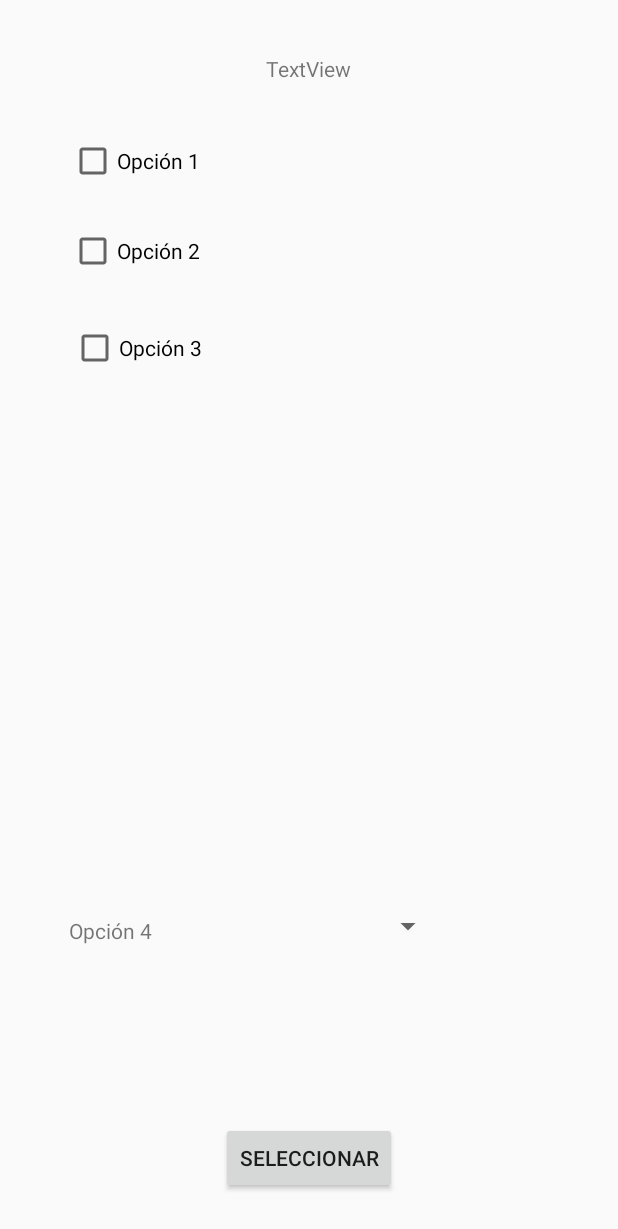
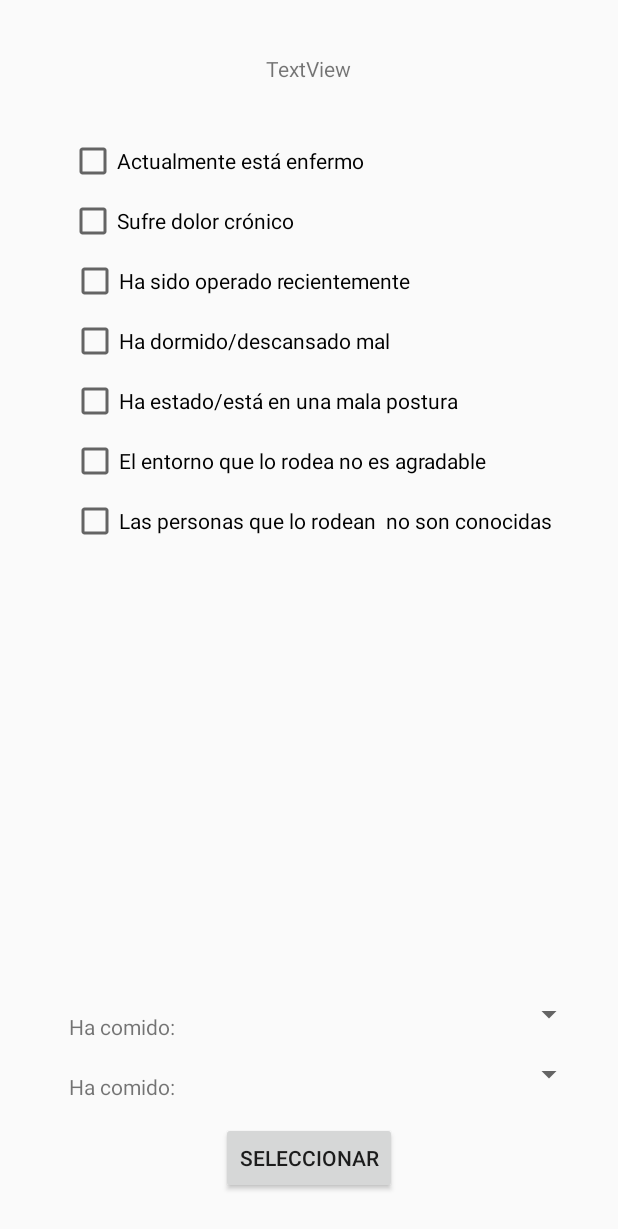
Before and after one commit to Josemi/AVC-TFG, an Android app: the layout activity_opciones.xml on its own in the app's theme, with its tools: preview values and no code run, on a phone screen of 412 x 824 dp. Shown: the top 1229 px of the screen. Run offline under Robolectric (Android 15) with nearby library versions, the phone set to English and light mode, and no system bars.

Commit message:
Actualizado las opciones
Actualizado las opciones #44

```diff
--- a/app/AplicacionGSAudios/app/build.gradle
+++ b/app/AplicacionGSAudios/app/build.gradle
@@ -4,7 +4,7 @@ android {
     compileSdkVersion 28
     defaultConfig {
         applicationId "com.example.josemi.aplicacingsaudios"
-        minSdkVersion 23
+        minSdkVersion 18
         targetSdkVersion 28
         versionCode 1
         versionName "1.0"
--- a/app/AplicacionGSAudios/app/src/main/res/layout/activity_opciones.xml
+++ b/app/AplicacionGSAudios/app/src/main/res/layout/activity_opciones.xml
@@ -1,6 +1,5 @@
 <?xml version="1.0" encoding="utf-8"?>
 <RelativeLayout xmlns:android="http://schemas.android.com/apk/res/android"
-    xmlns:app="http://schemas.android.com/apk/res-auto"
     xmlns:tools="http://schemas.android.com/tools"
     android:layout_width="match_parent"
     android:layout_height="match_parent"
@@ -34,7 +33,7 @@
         android:layout_alignParentTop="true"
         android:layout_marginStart="46dp"
         android:layout_marginTop="91dp"
-        android:text="Opción 1" />
+        android:text="Actualmente está enfermo" />
 
     <CheckBox
         android:id="@+id/opc2"
@@ -43,8 +42,8 @@
         android:layout_alignStart="@+id/opc1"
         android:layout_alignParentTop="true"
         android:layout_marginStart="0dp"
-        android:layout_marginTop="151dp"
-        android:text="Opción 2" />
+        android:layout_marginTop="131dp"
+        android:text="Sufre dolor crónico" />
 
     <CheckBox
         android:id="@+id/opc3"
@@ -53,17 +52,17 @@
         android:layout_alignStart="@+id/opc1"
         android:layout_alignParentTop="true"
         android:layout_marginStart="1dp"
-        android:layout_marginTop="216dp"
-        android:text="Opción 3" />
+        android:layout_marginTop="171dp"
+        android:text="Ha sido operado recientemente" />
 
     <Spinner
         android:id="@+id/opc4"
-        android:layout_width="130dp"
-        android:layout_height="38dp"
+        android:layout_width="250dp"
+        android:layout_height="35dp"
         android:layout_alignParentStart="true"
         android:layout_alignParentBottom="true"
-        android:layout_marginStart="166dp"
-        android:layout_marginBottom="187dp" />
+        android:layout_marginStart="140dp"
+        android:layout_marginBottom="130dp" />
 
     <TextView
         android:id="@+id/textView4"
@@ -71,7 +70,65 @@
         android:layout_height="wrap_content"
         android:layout_alignStart="@+id/opc1"
         android:layout_alignParentBottom="true"
-        android:layout_marginBottom="194dp"
-        android:text="Opción 4" />
+        android:layout_marginBottom="130dp"
+        android:text="Ha comido:" />
+
+    <CheckBox
+        android:id="@+id/opc5"
+        android:layout_width="wrap_content"
+        android:layout_height="wrap_content"
+        android:layout_alignStart="@+id/opc1"
+        android:layout_alignParentTop="true"
+        android:layout_marginStart="1dp"
+        android:layout_marginTop="211dp"
+        android:text="Ha dormido/descansado mal" />
+
+    <CheckBox
+        android:id="@+id/opc6"
+        android:layout_width="wrap_content"
+        android:layout_height="wrap_content"
+        android:layout_alignStart="@+id/opc1"
+        android:layout_alignParentTop="true"
+        android:layout_marginStart="1dp"
+        android:layout_marginTop="251dp"
+        android:text="Ha estado/está en una mala postura" />
+
+    <CheckBox
+        android:id="@+id/opc7"
+        android:layout_width="wrap_content"
+        android:layout_height="wrap_content"
+        android:layout_alignStart="@+id/opc1"
+        android:layout_alignParentTop="true"
+        android:layout_marginStart="1dp"
+        android:layout_marginTop="291dp"
+        android:text="El entorno que lo rodea no es agradable" />
+
+    <CheckBox
+        android:id="@+id/opc8"
+        android:layout_width="wrap_content"
+        android:layout_height="wrap_content"
+        android:layout_alignStart="@+id/opc1"
+        android:layout_alignParentTop="true"
+        android:layout_marginStart="1dp"
+        android:layout_marginTop="331dp"
+        android:text="Las personas que lo rodean  no son conocidas" />
+
+    <Spinner
+        android:id="@+id/opc9"
+        android:layout_width="250dp"
+        android:layout_height="35dp"
+        android:layout_alignParentStart="true"
+        android:layout_alignParentBottom="true"
+        android:layout_marginStart="140dp"
+        android:layout_marginBottom="90dp" />
+
+    <TextView
+        android:id="@+id/textView5"
+        android:layout_width="wrap_content"
+        android:layout_height="wrap_content"
+        android:layout_alignStart="@+id/opc1"
+        android:layout_alignParentBottom="true"
+        android:layout_marginBottom="90dp"
+        android:text="Ha comido:" />
 
 </RelativeLayout>
```
Also changed, not shown: app/AplicacionGSAudios/app/src/main/java/com/example/josemi/aplicacingsaudios/OpcionesActivity.java (+19 -3 lines), app/AplicacionGSAudios/app/src/main/res/values/strings.xml (+14 -5 lines).
